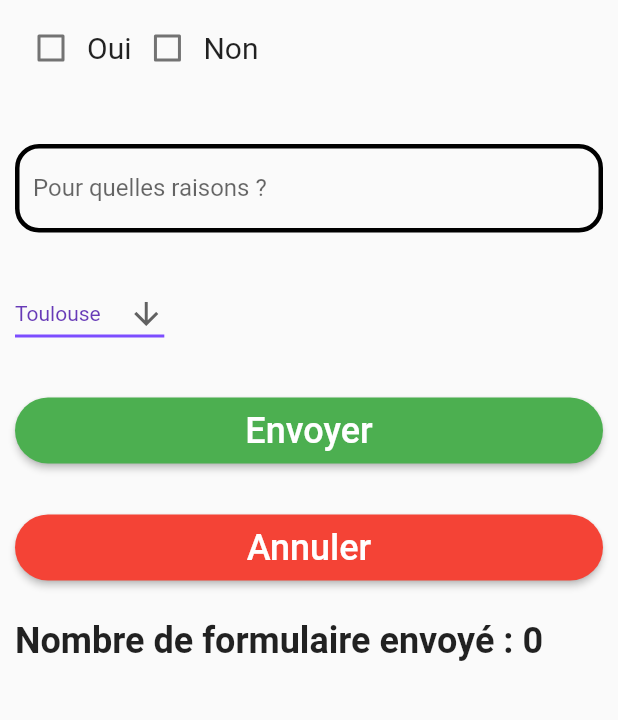
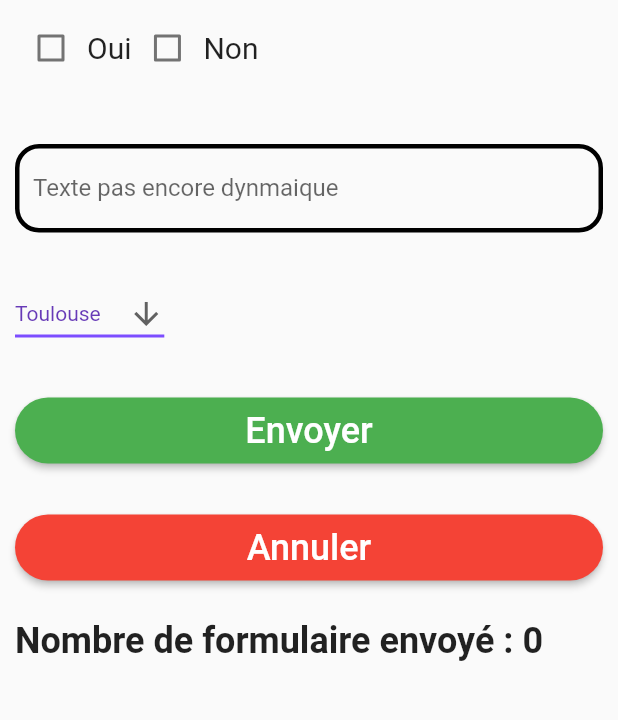
Before and after one commit to geoffrey66280/FlutterappFestival, a Flutter app: the questionnaire screen opened directly, on a phone screen of 412 x 824 dp, the part 390-1110 px from its top. Run offline on Flutter 3.47's test engine with Material 2 defaults, Android fonts, the light colour scheme and no system bars.

Commit message:
Zone texte dynamique mais pas la question

```diff
--- a/lib/questionnaire.dart
+++ b/lib/questionnaire.dart
@@ -129,25 +129,7 @@ class questionnaireState extends State<questionnaire> {
             SizedBox(
               height: 40,
             ),
-            TextFormField(
-                autocorrect: true,
-                controller: textController2,
-                decoration: InputDecoration(
-                  labelText: 'Pour quelles raisons ?',
-                  enabledBorder: OutlineInputBorder(
-                    borderRadius: BorderRadius.circular(16),
-                    borderSide: BorderSide(color: Colors.black, width: 3),
-                  ),
-                  focusedBorder: OutlineInputBorder(
-                    borderRadius: BorderRadius.circular(16),
-                    borderSide: BorderSide(color: Colors.green, width: 3),
-                  ),
-                ),
-                validator: (String? value) {
-                  if (value == null) {
-                    return 'Veuillez saisir du texte';
-                  }
-                }),
+            getEcrire(),
         SizedBox(height: 30,),
 
            Container(
@@ -360,4 +342,32 @@ Slider getSlide() {
         setState(() => this.indexTop = _value.toInt()),
   );
 }
+
+TextFormField getEcrire() {
+  return TextFormField(
+      autocorrect: true,
+      controller: textController2,
+      decoration: InputDecoration(
+        labelText: getBDText(),
+        enabledBorder: OutlineInputBorder(
+          borderRadius: BorderRadius.circular(16),
+          borderSide: BorderSide(color: Colors.black, width: 3),
+        ),
+        focusedBorder: OutlineInputBorder(
+          borderRadius: BorderRadius.circular(16),
+          borderSide: BorderSide(color: Colors.green, width: 3),
+        ),
+      ),
+      validator: (String? value) {
+        if (value == null) {
+          return 'Veuillez saisir du texte';
+        }
+      }
+      );
 }
+
+String getBDText() {
+    return 'Texte pas encore dynmaique';
+
+}
+}
```
